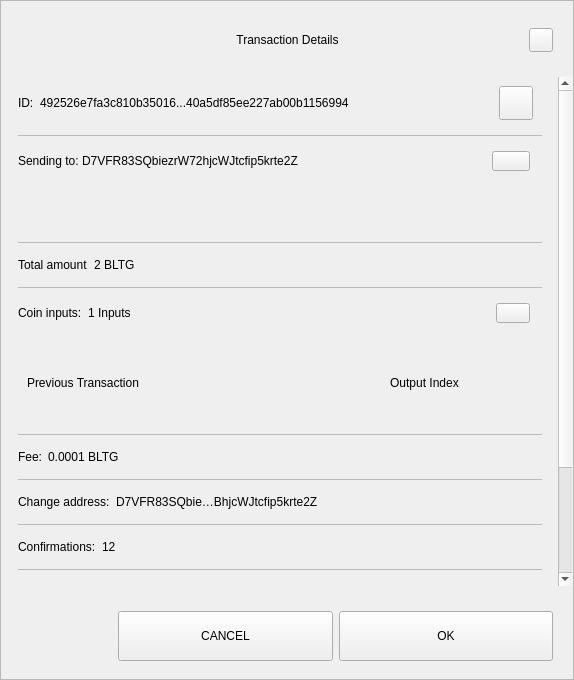
minerric/BLTG, file src/qt/bltg/forms/sendconfirmdialog.ui: the form before one commit.
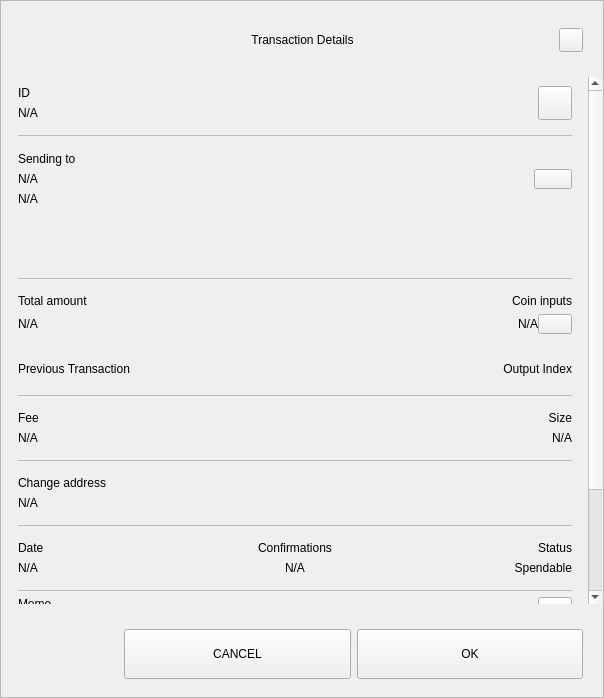
The form after the commit.

```diff
--- a/src/qt/bltg/forms/sendconfirmdialog.ui
+++ b/src/qt/bltg/forms/sendconfirmdialog.ui
@@ -6,8 +6,8 @@
    <rect>
     <x>0</x>
     <y>0</y>
-    <width>574</width>
-    <height>680</height>
+    <width>604</width>
+    <height>698</height>
    </rect>
   </property>
   <property name="sizePolicy">
@@ -18,7 +18,7 @@
   </property>
   <property name="minimumSize">
    <size>
-    <width>574</width>
+    <width>580</width>
     <height>500</height>
    </size>
   </property>
@@ -181,7 +181,7 @@
         <property name="minimumSize">
          <size>
           <width>0</width>
-          <height>0</height>
+          <height>450</height>
          </size>
         </property>
         <layout class="QVBoxLayout" name="verticalLayout_4">
@@ -218,8 +218,8 @@
              <rect>
               <x>0</x>
               <y>0</y>
-              <width>556</width>
-              <height>672</height>
+              <width>586</width>
+              <height>700</height>
              </rect>
             </property>
             <property name="autoFillBackground">
@@ -263,10 +263,15 @@
                 </property>
                 <item>
                  <widget class="QWidget" name="contentID" native="true">
-                  <layout class="QHBoxLayout" name="horizontalLayout_12" stretch="0,1,0">
+                  <layout class="QHBoxLayout" name="horizontalLayout_12" stretch="0,0">
                    <property name="leftMargin">
                     <number>0</number>
                    </property>
+                   <property name="rightMargin">
+                    <number>0</number>
+                   </property>
+                   <item>
+                    <layout class="QVBoxLayout" name="contentID_int">
                    <item>
                     <widget class="QLabel" name="labelId">
                      <property name="maximumSize">
@@ -276,16 +281,18 @@
                       </size>
                      </property>
                      <property name="text">
-                      <string>ID:</string>
+                        <string>ID</string>
                      </property>
                     </widget>
                    </item>
                    <item>
                     <widget class="QLabel" name="textId">
                      <property name="text">
-                      <string>492526e7fa3c810b35016...40a5df85ee227ab00b1156994</string>
-                     </property>
-                    </widget>
+                        <string notr="true">N/A</string>
+                       </property>
+                      </widget>
+                     </item>
+                    </layout>
                    </item>
                    <item>
                     <widget class="QPushButton" name="pushCopy">
@@ -335,16 +342,36 @@
                  </widget>
                 </item>
                 <item>
-                 <widget class="QWidget" name="contentOutputs" native="true">
-                  <layout class="QHBoxLayout" name="horizontalLayout_11" stretch="0,3,0">
+                 <widget class="QWidget" name="contentOutputsLabel" native="true">
+                  <layout class="QHBoxLayout" name="horizontalLayout_11" stretch="0,0">
                    <property name="spacing">
+                    <number>6</number>
+                   </property>
+                   <property name="leftMargin">
                     <number>0</number>
                    </property>
+                   <property name="topMargin">
+                    <number>9</number>
+                   </property>
+                   <property name="rightMargin">
+                    <number>0</number>
+                   </property>
+                   <property name="bottomMargin">
+                    <number>9</number>
+                   </property>
+                   <item>
+                    <layout class="QVBoxLayout" name="contentOutputsLabel_int">
                    <property name="leftMargin">
                     <number>0</number>
                    </property>
+                     <property name="topMargin">
+                      <number>1</number>
+                     </property>
                    <property name="rightMargin">
-                    <number>12</number>
+                      <number>6</number>
+                     </property>
+                     <property name="bottomMargin">
+                      <number>1</number>
                    </property>
                    <item>
                     <widget class="QLabel" name="labelSend">
@@ -355,16 +382,43 @@
                       </size>
                      </property>
                      <property name="text">
-                      <string>Sending to: </string>
+                        <string>Sending to</string>
+                       </property>
+                      </widget>
+                     </item>
+                     <item>
+                      <widget class="QWidget" name="widget" native="true">
+                       <layout class="QVBoxLayout" name="verticalLayout_6">
+                        <property name="leftMargin">
+                         <number>0</number>
+                        </property>
+                        <property name="topMargin">
+                         <number>0</number>
+                        </property>
+                        <property name="rightMargin">
+                         <number>0</number>
+                        </property>
+                        <property name="bottomMargin">
+                         <number>0</number>
+                        </property>
+                        <item>
+                         <widget class="QLabel" name="textSendLabel">
+                          <property name="text">
+                           <string notr="true">N/A</string>
                      </property>
                     </widget>
                    </item>
                    <item>
                     <widget class="QLabel" name="textSend">
                      <property name="text">
-                      <string>D7VFR83SQbiezrW72hjcWJtcfip5krte2Z </string>
-                     </property>
-                    </widget>
+                           <string notr="true">N/A</string>
+                          </property>
+                         </widget>
+                        </item>
+                       </layout>
+                      </widget>
+                     </item>
+                    </layout>
                    </item>
                    <item>
                     <widget class="QPushButton" name="pushOutputs">
@@ -415,7 +469,7 @@
                     <rect>
                      <x>0</x>
                      <y>0</y>
-                     <width>522</width>
+                     <width>552</width>
                      <height>48</height>
                     </rect>
                    </property>
@@ -444,12 +498,31 @@
                  </widget>
                 </item>
                 <item>
-                 <widget class="QWidget" name="contentAmount" native="true">
-                  <layout class="QHBoxLayout" name="horizontalLayout_4" stretch="0,1">
+                 <widget class="QWidget" name="gridAmounts" native="true">
+                  <layout class="QGridLayout" name="contentAmountInputs">
                    <property name="leftMargin">
                     <number>0</number>
                    </property>
-                   <item>
+                   <property name="topMargin">
+                    <number>9</number>
+                   </property>
+                   <property name="rightMargin">
+                    <number>0</number>
+                   </property>
+                   <property name="bottomMargin">
+                    <number>9</number>
+                   </property>
+                   <property name="horizontalSpacing">
+                    <number>12</number>
+                   </property>
+                   <item row="1" column="0">
+                    <widget class="QLabel" name="textAmount">
+                     <property name="text">
+                      <string notr="true">N/A</string>
+                     </property>
+                    </widget>
+                   </item>
+                   <item row="0" column="0">
                     <widget class="QLabel" name="labelAmount">
                      <property name="maximumSize">
                       <size>
@@ -462,42 +535,7 @@
                      </property>
                     </widget>
                    </item>
-                   <item>
-                    <widget class="QLabel" name="textAmount">
-                     <property name="text">
-                      <string>2 BLTG</string>
-                     </property>
-                    </widget>
-                   </item>
-                  </layout>
-                 </widget>
-                </item>
-                <item>
-                 <widget class="QLabel" name="labelDivider6">
-                  <property name="maximumSize">
-                   <size>
-                    <width>16777215</width>
-                    <height>1</height>
-                   </size>
-                  </property>
-                  <property name="styleSheet">
-                   <string notr="true">background-color:#bababa;</string>
-                  </property>
-                  <property name="text">
-                   <string/>
-                  </property>
-                 </widget>
-                </item>
-                <item>
-                 <widget class="QWidget" name="contentInputs" native="true">
-                  <layout class="QHBoxLayout" name="horizontalLayout" stretch="0,2,0">
-                   <property name="leftMargin">
-                    <number>0</number>
-                   </property>
-                   <property name="rightMargin">
-                    <number>12</number>
-                   </property>
-                   <item>
+                   <item row="0" column="3">
                     <widget class="QLabel" name="labelInputs">
                      <property name="sizePolicy">
                       <sizepolicy hsizetype="Minimum" vsizetype="Preferred">
@@ -512,14 +550,22 @@
                       </size>
                      </property>
                      <property name="text">
-                      <string>Coin inputs:</string>
+                      <string>Coin inputs</string>
+                     </property>
+                     <property name="alignment">
+                      <set>Qt::AlignRight|Qt::AlignTrailing|Qt::AlignVCenter</set>
                      </property>
                     </widget>
                    </item>
+                   <item row="1" column="3">
+                    <layout class="QHBoxLayout" name="horizontalLayout">
                    <item>
                     <widget class="QLabel" name="textInputs">
                      <property name="text">
-                      <string>1 Inputs</string>
+                        <string notr="true">N/A</string>
+                       </property>
+                       <property name="alignment">
+                        <set>Qt::AlignRight|Qt::AlignTrailing|Qt::AlignVCenter</set>
                      </property>
                     </widget>
                    </item>
@@ -534,6 +580,9 @@
                      <property name="focusPolicy">
                       <enum>Qt::NoFocus</enum>
                      </property>
+                       <property name="layoutDirection">
+                        <enum>Qt::LeftToRight</enum>
+                       </property>
                      <property name="styleSheet">
                       <string notr="true"/>
                      </property>
@@ -543,9 +592,11 @@
                     </widget>
                    </item>
                   </layout>
+                   </item>
+                  </layout>
                  </widget>
                 </item>
-                <item>
+                <item alignment="Qt::AlignTop">
                  <widget class="QFrame" name="gridInputs">
                   <property name="sizePolicy">
                    <sizepolicy hsizetype="Preferred" vsizetype="MinimumExpanding">
@@ -556,16 +607,44 @@
                   <property name="minimumSize">
                    <size>
                     <width>0</width>
-                    <height>90</height>
+                    <height>40</height>
                    </size>
                   </property>
-                  <layout class="QGridLayout" name="gridLayoutInput" columnstretch="5,2" rowminimumheight="0">
+                  <property name="lineWidth">
+                   <number>0</number>
+                  </property>
+                  <layout class="QGridLayout" name="gridLayoutInput" columnstretch="5,0">
                    <property name="sizeConstraint">
                     <enum>QLayout::SetMaximumSize</enum>
                    </property>
+                   <property name="leftMargin">
+                    <number>0</number>
+                   </property>
+                   <property name="rightMargin">
+                    <number>0</number>
+                   </property>
                    <property name="verticalSpacing">
                     <number>0</number>
                    </property>
+                   <item row="0" column="1">
+                    <widget class="QLabel" name="labelOutputIndex">
+                     <property name="layoutDirection">
+                      <enum>Qt::LeftToRight</enum>
+                     </property>
+                     <property name="text">
+                      <string>Output Index</string>
+                     </property>
+                     <property name="textFormat">
+                      <enum>Qt::AutoText</enum>
+                     </property>
+                     <property name="alignment">
+                      <set>Qt::AlignRight|Qt::AlignTrailing|Qt::AlignVCenter</set>
+                     </property>
+                     <property name="margin">
+                      <number>0</number>
+                     </property>
+                    </widget>
+                   </item>
                    <item row="0" column="0" alignment="Qt::AlignLeft">
                     <widget class="QLabel" name="labelTitlePrevTx">
                      <property name="text">
@@ -573,16 +652,6 @@
                      </property>
                     </widget>
                    </item>
-                   <item row="0" column="1" alignment="Qt::AlignLeft">
-                    <widget class="QLabel" name="labelOutputIndex">
-                     <property name="text">
-                      <string>Output Index</string>
-                     </property>
-                     <property name="alignment">
-                      <set>Qt::AlignCenter</set>
-                     </property>
-                    </widget>
-                   </item>
                   </layout>
                  </widget>
                 </item>
@@ -603,9 +672,19 @@
                  </widget>
                 </item>
                 <item>
-                 <widget class="QWidget" name="contentFee" native="true">
-                  <layout class="QHBoxLayout" name="horizontalLayout_7" stretch="0,1">
-                   <property name="leftMargin">
+                 <layout class="QHBoxLayout" name="contentFeeSize">
+                  <property name="topMargin">
+                   <number>9</number>
+                  </property>
+                  <property name="bottomMargin">
+                   <number>9</number>
+                  </property>
+                  <item>
+                   <layout class="QVBoxLayout" name="contentFee">
+                    <property name="topMargin">
+                     <number>0</number>
+                    </property>
+                    <property name="bottomMargin">
                     <number>0</number>
                    </property>
                    <item>
@@ -617,22 +696,64 @@
                       </size>
                      </property>
                      <property name="text">
-                      <string>Fee:</string>
+                       <string>Fee</string>
                      </property>
                     </widget>
                    </item>
                    <item>
                     <widget class="QLabel" name="textFee">
                      <property name="text">
-                      <string>0.0001 BLTG</string>
+                       <string notr="true">N/A</string>
                      </property>
                     </widget>
                    </item>
                   </layout>
+                  </item>
+                  <item>
+                   <widget class="QWidget" name="contentSize" native="true">
+                    <layout class="QVBoxLayout" name="contentSize_layout">
+                     <property name="topMargin">
+                      <number>0</number>
+                     </property>
+                     <property name="rightMargin">
+                      <number>0</number>
+                     </property>
+                     <property name="bottomMargin">
+                      <number>0</number>
+                     </property>
+                     <item>
+                      <widget class="QLabel" name="labelSize">
+                       <property name="maximumSize">
+                        <size>
+                         <width>16777215</width>
+                         <height>16777215</height>
+                        </size>
+                       </property>
+                       <property name="text">
+                        <string>Size</string>
+                       </property>
+                       <property name="alignment">
+                        <set>Qt::AlignRight|Qt::AlignTrailing|Qt::AlignVCenter</set>
+                       </property>
                  </widget>
                 </item>
                 <item>
-                 <widget class="QLabel" name="labelDivider2">
+                      <widget class="QLabel" name="textSize">
+                       <property name="text">
+                        <string notr="true">N/A</string>
+                       </property>
+                       <property name="alignment">
+                        <set>Qt::AlignRight|Qt::AlignTrailing|Qt::AlignVCenter</set>
+                       </property>
+                      </widget>
+                     </item>
+                    </layout>
+                   </widget>
+                  </item>
+                 </layout>
+                </item>
+                <item>
+                 <widget class="QLabel" name="labelDividerFeeSize">
                   <property name="maximumSize">
                    <size>
                     <width>16777215</width>
@@ -649,10 +770,19 @@
                 </item>
                 <item>
                  <widget class="QWidget" name="contentChangeAddress" native="true">
-                  <layout class="QHBoxLayout" name="horizontalLayout_6" stretch="0,1">
+                  <layout class="QVBoxLayout" name="contentChangeAddress_layout">
                    <property name="leftMargin">
                     <number>0</number>
                    </property>
+                   <property name="topMargin">
+                    <number>9</number>
+                   </property>
+                   <property name="rightMargin">
+                    <number>0</number>
+                   </property>
+                   <property name="bottomMargin">
+                    <number>9</number>
+                   </property>
                    <item>
                     <widget class="QLabel" name="labelChange">
                      <property name="maximumSize">
@@ -662,14 +792,14 @@
                       </size>
                      </property>
                      <property name="text">
-                      <string>Change address:</string>
+                      <string>Change address</string>
                      </property>
                     </widget>
                    </item>
                    <item>
                     <widget class="QLabel" name="textChange">
                      <property name="text">
-                      <string>D7VFR83SQbie…BhjcWJtcfip5krte2Z </string>
+                      <string notr="true">N/A</string>
                      </property>
                     </widget>
                    </item>
@@ -693,12 +823,25 @@
                  </widget>
                 </item>
                 <item>
-                 <widget class="QWidget" name="contentConfirmations" native="true">
-                  <layout class="QHBoxLayout" name="horizontalLayout_8" stretch="0,1">
+                 <widget class="QWidget" name="gridConfDateStatus" native="true">
+                  <layout class="QGridLayout" name="contentConfDateStatus">
                    <property name="leftMargin">
                     <number>0</number>
                    </property>
-                   <item>
+                   <property name="rightMargin">
+                    <number>0</number>
+                   </property>
+                   <item row="1" column="3">
+                    <widget class="QLabel" name="textStatus">
+                     <property name="text">
+                      <string>Spendable</string>
+                     </property>
+                     <property name="alignment">
+                      <set>Qt::AlignRight|Qt::AlignTrailing|Qt::AlignVCenter</set>
+                     </property>
+                    </widget>
+                   </item>
+                   <item row="0" column="1">
                     <widget class="QLabel" name="labelConfirmations">
                      <property name="maximumSize">
                       <size>
@@ -707,88 +850,40 @@
                       </size>
                      </property>
                      <property name="text">
-                      <string>Confirmations:</string>
+                      <string>Confirmations</string>
                      </property>
+                     <property name="alignment">
+                      <set>Qt::AlignCenter</set>
+                     </property>
                     </widget>
                    </item>
-                   <item>
+                   <item row="0" column="3">
+                    <widget class="QLabel" name="labelStatus">
+                     <property name="maximumSize">
+                      <size>
+                       <width>16777215</width>
+                       <height>16777215</height>
+                      </size>
+                     </property>
+                     <property name="text">
+                      <string>Status</string>
+                     </property>
+                     <property name="alignment">
+                      <set>Qt::AlignRight|Qt::AlignTrailing|Qt::AlignVCenter</set>
+                     </property>
+                    </widget>
+                   </item>
+                   <item row="1" column="1">
                     <widget class="QLabel" name="textConfirmations">
                      <property name="text">
-                      <string>12</string>
+                      <string notr="true">N/A</string>
                      </property>
-                    </widget>
-                   </item>
-                  </layout>
-                 </widget>
-                </item>
-                <item>
-                 <widget class="QLabel" name="labelDivider7">
-                  <property name="maximumSize">
-                   <size>
-                    <width>16777215</width>
-                    <height>1</height>
-                   </size>
-                  </property>
-                  <property name="styleSheet">
-                   <string notr="true">background-color:#bababa;</string>
-                  </property>
-                  <property name="text">
-                   <string/>
-                  </property>
-                 </widget>
-                </item>
-                <item>
-                 <widget class="QWidget" name="contentSize" native="true">
-                  <layout class="QHBoxLayout" name="horizontalLayout_9" stretch="0,1">
-                   <property name="leftMargin">
-                    <number>0</number>
-                   </property>
-                   <item>
-                    <widget class="QLabel" name="labelSize">
-                     <property name="maximumSize">
-                      <size>
-                       <width>16777215</width>
-                       <height>16777215</height>
-                      </size>
-                     </property>
-                     <property name="text">
-                      <string>Size:</string>
-                     </property>
-                    </widget>
-                   </item>
-                   <item>
-                    <widget class="QLabel" name="textSize">
-                     <property name="text">
-                      <string>2 kB</string>
-                     </property>
-                    </widget>
-                   </item>
-                  </layout>
-                 </widget>
-                </item>
-                <item>
-                 <widget class="QLabel" name="labelDivider3">
-                  <property name="maximumSize">
-                   <size>
-                    <width>16777215</width>
-                    <height>1</height>
-                   </size>
-                  </property>
-                  <property name="styleSheet">
-                   <string notr="true">background-color:#bababa;</string>
-                  </property>
-                  <property name="text">
-                   <string/>
-                  </property>
-                 </widget>
-                </item>
-                <item>
-                 <widget class="QWidget" name="contentDate" native="true">
-                  <layout class="QHBoxLayout" name="horizontalLayout_5" stretch="0,1">
-                   <property name="leftMargin">
-                    <number>0</number>
-                   </property>
-                   <item>
+                     <property name="alignment">
+                      <set>Qt::AlignCenter</set>
+                     </property>
+                    </widget>
+                   </item>
+                   <item row="0" column="0">
                     <widget class="QLabel" name="labelDate">
                      <property name="maximumSize">
                       <size>
@@ -797,14 +892,20 @@
                       </size>
                      </property>
                      <property name="text">
-                      <string>Date:</string>
+                      <string>Date</string>
+                     </property>
+                     <property name="alignment">
+                      <set>Qt::AlignLeading|Qt::AlignLeft|Qt::AlignVCenter</set>
                      </property>
                     </widget>
                    </item>
-                   <item>
+                   <item row="1" column="0">
                     <widget class="QLabel" name="textDate">
                      <property name="text">
-                      <string>May 25, 2017</string>
+                      <string notr="true">N/A</string>
+                     </property>
+                     <property name="alignment">
+                      <set>Qt::AlignLeading|Qt::AlignLeft|Qt::AlignVCenter</set>
                      </property>
                     </widget>
                    </item>
@@ -828,13 +929,30 @@
                  </widget>
                 </item>
                 <item>
-                 <widget class="QWidget" name="contentStatus" native="true">
-                  <layout class="QHBoxLayout" name="horizontalLayout_10" stretch="0,1">
+                 <widget class="QWidget" name="contentMemo" native="true">
+                  <layout class="QVBoxLayout" name="contentMemo_layout">
+                   <property name="spacing">
+                    <number>0</number>
+                   </property>
                    <property name="leftMargin">
                     <number>0</number>
                    </property>
+                   <property name="topMargin">
+                    <number>0</number>
+                   </property>
+                   <property name="rightMargin">
+                    <number>0</number>
+                   </property>
+                   <property name="bottomMargin">
+                    <number>0</number>
+                   </property>
                    <item>
-                    <widget class="QLabel" name="labelStatus">
+                    <layout class="QHBoxLayout" name="horizontalLayout_2">
+                     <property name="spacing">
+                      <number>0</number>
+                     </property>
+                     <item>
+                      <widget class="QLabel" name="labelMemo">
                      <property name="maximumSize">
                       <size>
                        <width>16777215</width>
@@ -842,18 +960,85 @@
                       </size>
                      </property>
                      <property name="text">
-                      <string>Status:</string>
-                     </property>
+                        <string>Memo</string>
+                       </property>
+                       <property name="alignment">
+                        <set>Qt::AlignLeading|Qt::AlignLeft|Qt::AlignTop</set>
+                       </property>
                     </widget>
                    </item>
                    <item>
-                    <widget class="QLabel" name="textStatus">
+                      <widget class="QPushButton" name="pushCopyMemo">
+                       <property name="minimumSize">
+                        <size>
+                         <width>34</width>
+                         <height>34</height>
+                        </size>
+                       </property>
+                       <property name="maximumSize">
+                        <size>
+                         <width>34</width>
+                         <height>34</height>
+                        </size>
+                       </property>
+                       <property name="focusPolicy">
+                        <enum>Qt::NoFocus</enum>
+                       </property>
                      <property name="text">
-                      <string>Spendable</string>
-                     </property>
+                        <string/>
+                       </property>
+                       <property name="iconSize">
+                        <size>
+                         <width>18</width>
+                         <height>18</height>
+                        </size>
+                       </property>
                     </widget>
                    </item>
                   </layout>
+                   </item>
+                   <item>
+                    <widget class="QPlainTextEdit" name="textMemo">
+                     <property name="sizePolicy">
+                      <sizepolicy hsizetype="Expanding" vsizetype="MinimumExpanding">
+                       <horstretch>0</horstretch>
+                       <verstretch>0</verstretch>
+                      </sizepolicy>
+                     </property>
+                     <property name="verticalScrollBarPolicy">
+                      <enum>Qt::ScrollBarAsNeeded</enum>
+                     </property>
+                     <property name="horizontalScrollBarPolicy">
+                      <enum>Qt::ScrollBarAlwaysOff</enum>
+                     </property>
+                     <property name="sizeAdjustPolicy">
+                      <enum>QAbstractScrollArea::AdjustToContents</enum>
+                     </property>
+                     <property name="undoRedoEnabled">
+                      <bool>false</bool>
+                     </property>
+                     <property name="readOnly">
+                      <bool>true</bool>
+                     </property>
+                    </widget>
+                   </item>
+                  </layout>
+                 </widget>
+                </item>
+                <item>
+                 <widget class="QLabel" name="labelDividerMemo">
+                  <property name="maximumSize">
+                   <size>
+                    <width>16777215</width>
+                    <height>1</height>
+                   </size>
+                  </property>
+                  <property name="styleSheet">
+                   <string notr="true">background-color:#bababa;</string>
+                  </property>
+                  <property name="text">
+                   <string/>
+                  </property>
                  </widget>
                 </item>
                 <item>
```
Left out of the diff: 14 changed lines with no effect on the pictures. Lines whose indentation alone changed are shown as unchanged.
